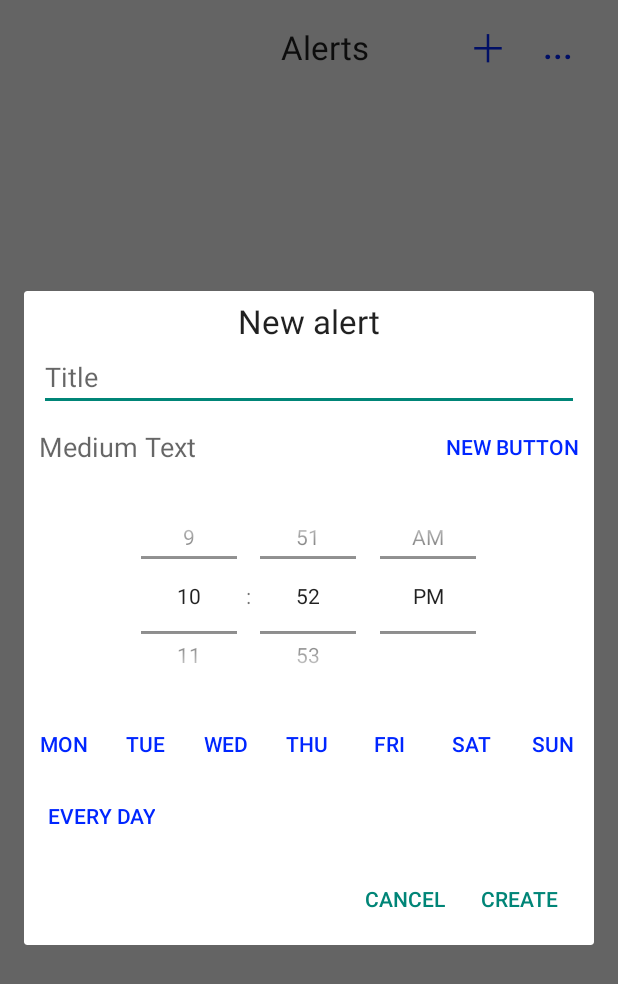
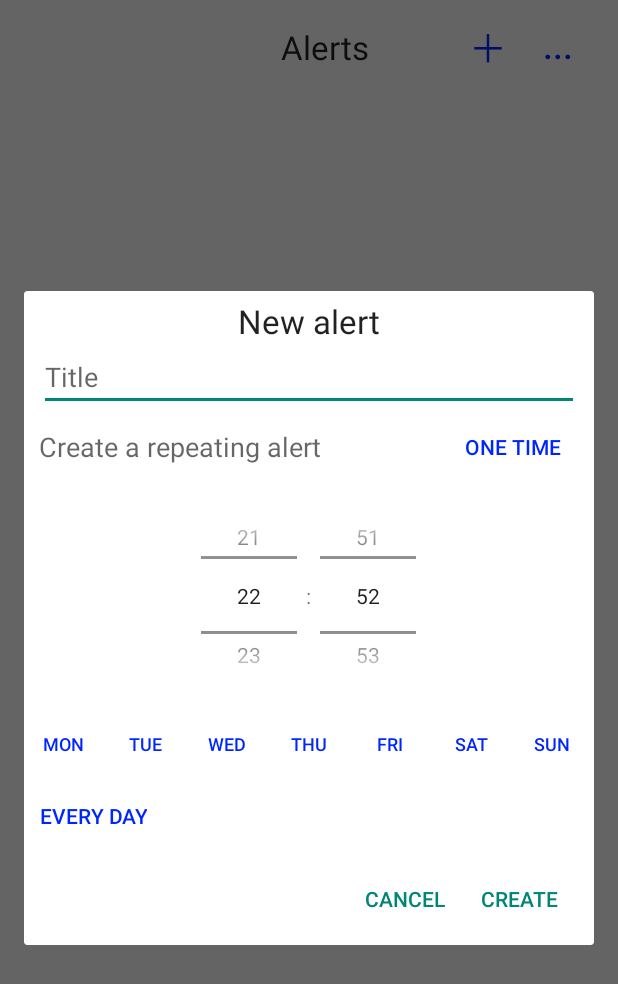
Before and after one commit to jonisuh/BeaconAlerterAndroid, an Android app: the screen it shows after launch (MainActivity), after a tap on an icon or button, on a phone screen of 412 x 824 dp. Shown: the top 984 px of the screen. Run offline under Robolectric (Android 15) with nearby library versions, the phone set to English and light mode, and no system bars.

Commit message:
Changes to new alert UI and started working on Content Provider and SQLite

```diff
--- a/app/src/main/java/com/example/joni/beaconalerterandroid/CreateAlertDialog.java
+++ b/app/src/main/java/com/example/joni/beaconalerterandroid/CreateAlertDialog.java
@@ -5,6 +5,7 @@ import android.app.Dialog;
 import android.app.DialogFragment;
 import android.content.DialogInterface;
 import android.content.Intent;
+import android.graphics.Color;
 import android.os.Bundle;
 import android.util.Log;
 import android.view.LayoutInflater;
@@ -20,14 +21,19 @@ import android.widget.TimePicker;
 
 import com.example.joni.beaconalerterandroid.jsonentities.Alert;
 
+import java.util.HashMap;
+
 /**
  * Created by Joni on 25.2.2017.
  */
-public class CreateAlertDialog extends DialogFragment {
+public class CreateAlertDialog extends DialogFragment implements View.OnClickListener{
     private String alertID;
     private Alert alert;
 
     private View dialogview;
+
+    //Determines which view is shown
+    private boolean showRepeating;
 
     //Used by both alert types
     private TextView titleText;
@@ -39,6 +45,7 @@ public class CreateAlertDialog extends DialogFragment {
     private RelativeLayout repeatingView;
     private TimePicker repeatingTimePicker;
     private Button[] dayButtons;
+    private HashMap<Integer, Boolean> selectedButtons;
     private Button everyDayButton;
 
     //Used by one time alert
@@ -68,15 +75,70 @@ public class CreateAlertDialog extends DialogFragment {
         LayoutInflater li = LayoutInflater.from(getActivity());
         dialogview = li.inflate(R.layout.new_alert_dialog, null);
 
-        if(!getArguments().isEmpty() && getArguments().getString("alertID") != null){
-            alertID = getArguments().getString("userID");
+        if(getArguments() != null && getArguments().getString("alertID") != null){
+            alertID = getArguments().getString("alertID");
         }else{
-            Log.d("CreateAlertDialog", getArguments().getString("alertID"));
+            //Log.d("CreateAlertDialog", getArguments().getString("alertID"));
         }
     }
 
     @Override
     public Dialog onCreateDialog(Bundle savedInstanceState) {
+
+        titleText = (TextView) dialogview.findViewById(R.id.titleText);
+        alertTitleField = (EditText) dialogview.findViewById(R.id.alertTitleField);
+        showAlertTypeText = (TextView) dialogview.findViewById(R.id.showAlertTypeText);
+
+        changeAlertTypeButton = (Button) dialogview.findViewById(R.id.changeAlertTypeButton);
+        changeAlertTypeButton.setOnClickListener(new View.OnClickListener() {
+            @Override
+            public void onClick(View v) {
+                showRepeating = !showRepeating;
+                changeAlertModeView();
+            }
+        });
+        repeatingView = (RelativeLayout) dialogview.findViewById(R.id.repeatingView);
+        repeatingTimePicker = (TimePicker) dialogview.findViewById(R.id.repeatingTimePicker);
+
+        dayButtons = new Button[7];
+        selectedButtons = new HashMap<>();
+        for(int i = 0; i<=6; i++){
+            String buttonId = "dayButton" + i;
+            int id = getResources().getIdentifier(buttonId,"id",dialogview.getContext().getPackageName());
+
+            selectedButtons.put(id,false);
+
+            Button dayBtn = (Button) dialogview.findViewById(id);
+            dayButtons[i] = dayBtn;
+            dayBtn.setOnClickListener(this);
+        }
+
+
+        everyDayButton = (Button) dialogview.findViewById(R.id.everyDayButton);
+        everyDayButton.setOnClickListener(new View.OnClickListener() {
+            @Override
+            public void onClick(View v) {
+                for(int i = 0; i<=6; i++){
+                    setButtonSelected(dayButtons[i]);
+                }
+            }
+        });
+
+        nonRepeatingView = (LinearLayout) dialogview.findViewById(R.id.nonRepeatingView);
+        nonRepeatingTimePicker = (TimePicker) dialogview.findViewById(R.id.nonRepeatingTimePicker);
+        nonRepeatingDatePicker = (DatePicker) dialogview.findViewById(R.id.nonRepeatingDatePicker);
+
+        //TODO: Set up alert based on settings and alert id here
+        //TODO: Need to do initial config if alert exists
+        if(alertID != null){
+            Log.d("CreateAlertDialog", "Alert found");
+        }else{
+            Log.d("CreateAlertDialog", "No alert found, creating new");
+            showRepeating = true;
+            nonRepeatingTimePicker.setIs24HourView(true);
+            repeatingTimePicker.setIs24HourView(true);
+        }
+        changeAlertModeView();
 
         //Builds the alert object
         AlertDialog.Builder alertDialogBuilder = new AlertDialog.Builder(getActivity());
@@ -92,7 +154,7 @@ public class CreateAlertDialog extends DialogFragment {
                 .setPositiveButton("Create",
                         new DialogInterface.OnClickListener() {
                             public void onClick(DialogInterface dialog, int id) {
-                               //Add alert creation
+                               //TODO: Add alert creation
                             }
                         });
 
@@ -100,8 +162,54 @@ public class CreateAlertDialog extends DialogFragment {
         return alertDialogBuilder.create();
     }
 
+    private void changeAlertModeView(){
+        if(this.showRepeating){
+            showAlertTypeText.setText("Create a repeating alert");
+            changeAlertTypeButton.setText("One time");
+            repeatingView.setVisibility(View.VISIBLE);
+            nonRepeatingView.setVisibility(View.GONE);
+        }else{
+            showAlertTypeText.setText("Create a one time alert");
+            changeAlertTypeButton.setText("Repeating");
+            repeatingView.setVisibility(View.GONE);
+            nonRepeatingView.setVisibility(View.VISIBLE);
+        }
+    }
+
+    private void updateCreateButtonState(){
+
+    }
+
     @Override
     public View onCreateView(LayoutInflater inflater, ViewGroup container, Bundle savedInstanceState) {
         return null;
     }
+
+    @Override
+    public void onClick(View v) {
+        Log.d("CreateAlertDialog",""+v.getId());
+
+        if(selectedButtons.get(v.getId())){
+
+            setButtonUnselected(v);
+        }else{
+            setButtonSelected(v);
+        }
+    }
+
+    private void setButtonSelected(View v){
+        selectedButtons.put(v.getId(), true);
+
+        Button clickedButton = (Button) v;
+        clickedButton.setBackgroundColor(Color.parseColor("#0026ff"));
+        clickedButton.setTextColor(Color.WHITE);
+    }
+
+    private void setButtonUnselected(View v){
+        selectedButtons.put(v.getId(), false);
+
+        Button clickedButton = (Button) v;
+        clickedButton.setBackgroundColor(Color.WHITE);
+        clickedButton.setTextColor(Color.parseColor("#0026ff"));
+    }
 }
--- a/app/src/main/java/com/example/joni/beaconalerterandroid/MainActivity.java
+++ b/app/src/main/java/com/example/joni/beaconalerterandroid/MainActivity.java
@@ -20,7 +20,6 @@ public class MainActivity extends AppCompatActivity {
     protected void onCreate(Bundle savedInstanceState) {
         super.onCreate(savedInstanceState);
         setContentView(R.layout.activity_alerts);
-
 
         moreOptionsButton = (Button) findViewById(R.id.moreActionsButton);
         moreOptionsButton.setOnClickListener(new View.OnClickListener() {
--- a/app/src/main/res/layout/new_alert_dialog.xml
+++ b/app/src/main/res/layout/new_alert_dialog.xml
@@ -14,17 +14,18 @@
             android:layout_height="wrap_content"
             android:textAppearance="?android:attr/textAppearanceLarge"
             android:text="New alert"
-            android:id="@+id/newAlertDialogTitle"
+            android:id="@+id/titleText"
             android:layout_gravity="center_horizontal"
             android:layout_marginTop="5dp" />
 
         <EditText
             android:layout_width="match_parent"
             android:layout_height="wrap_content"
-            android:id="@+id/editText"
+            android:id="@+id/alertTitleField"
             android:hint="Title"
             android:layout_marginLeft="10dp"
-            android:layout_marginRight="10dp" />
+            android:layout_marginRight="10dp"
+            android:maxLines="1"/>
 
         <RelativeLayout
             android:layout_width="match_parent"
@@ -35,7 +36,7 @@
                 android:layout_height="wrap_content"
                 android:textAppearance="?android:attr/textAppearanceMedium"
                 android:text="Medium Text"
-                android:id="@+id/textView14"
+                android:id="@+id/showAlertTypeText"
                 android:layout_centerVertical="true"
                 android:layout_alignParentStart="true"
                 android:layout_marginLeft="10dp" />
@@ -44,7 +45,7 @@
                 android:layout_width="wrap_content"
                 android:layout_height="wrap_content"
                 android:text="New Button"
-                android:id="@+id/button10"
+                android:id="@+id/changeAlertTypeButton"
                 android:layout_alignParentTop="true"
                 android:layout_alignParentEnd="true"
                 android:textColor="#0026ff"
@@ -62,7 +63,7 @@
             <TimePicker
                 android:layout_width="match_parent"
                 android:layout_height="150dp"
-                android:id="@+id/timePicker"
+                android:id="@+id/repeatingTimePicker"
                 android:layout_gravity="center_horizontal"
                 android:timePickerMode="spinner" />
 
@@ -70,86 +71,93 @@
                 android:orientation="horizontal"
                 android:layout_width="match_parent"
                 android:layout_height="wrap_content"
-                android:layout_below="@+id/timePicker"
+                android:layout_below="@+id/repeatingTimePicker"
                 android:layout_alignParentStart="true"
                 android:id="@+id/linearLayout">
 
                 <Button
-                    style="?android:attr/buttonStyleSmall"
+                    style="?android:attr/borderlessButtonStyle"
                     android:layout_width="wrap_content"
                     android:layout_height="wrap_content"
                     android:text="MON"
-                    android:id="@+id/button2"
-                    android:textSize="14dp"
+                    android:id="@+id/dayButton0"
+                    android:textSize="12dp"
                     android:textColor="#0026ff"
                     android:background="?android:attr/selectableItemBackground"
-                    android:layout_weight="8" />
+                    android:layout_weight="6"
+                    android:layout_marginRight="2dp" />
 
                 <Button
-                    style="?android:attr/buttonStyleSmall"
+                    style="?android:attr/borderlessButtonStyle"
                     android:layout_width="wrap_content"
                     android:layout_height="wrap_content"
                     android:text="TUE"
-                    android:id="@+id/button3"
-                    android:textSize="14dp"
+                    android:id="@+id/dayButton1"
+                    android:textSize="12dp"
                     android:textColor="#0026ff"
                     android:background="?android:attr/selectableItemBackground"
-                    android:layout_weight="8" />
+                    android:layout_weight="6"
+                    android:layout_marginRight="2dp" />
 
                 <Button
-                    style="?android:attr/buttonStyleSmall"
+                    style="?android:attr/borderlessButtonStyle"
                     android:layout_width="wrap_content"
                     android:layout_height="wrap_content"
                     android:text="WED"
-                    android:id="@+id/button4"
-                    android:textSize="14dp"
+                    android:id="@+id/dayButton2"
+                    android:textSize="12dp"
                     android:textColor="#0026ff"
                     android:background="?android:attr/selectableItemBackground"
-                    android:layout_weight="8" />
+                    android:layout_weight="6"
+                    android:layout_marginRight="2dp" />
 
                 <Button
-                    style="?android:attr/buttonStyleSmall"
+                    style="?android:attr/borderlessButtonStyle"
                     android:layout_width="wrap_content"
                     android:layout_height="wrap_content"
                     android:text="THU"
-                    android:id="@+id/button5"
-                    android:textSize="14dp"
+                    android:id="@+id/dayButton3"
+                    android:textSize="12dp"
                     android:textColor="#0026ff"
                     android:background="?android:attr/selectableItemBackground"
-                    android:layout_weight="8" />
+                    android:layout_weight="6"
+                    android:layout_marginRight="2dp" />
 
                 <Button
-                    style="?android:attr/buttonStyleSmall"
+                    style="?android:attr/borderlessButtonStyle"
                     android:layout_width="wrap_content"
                     android:layout_height="wrap_content"
                     android:text="FRI"
-                    android:id="@+id/button6"
-                    android:textSize="14dp"
+                    android:id="@+id/dayButton4"
+                    android:textSize="12dp"
                     android:textColor="#0026ff"
                     android:background="?android:attr/selectableItemBackground"
-                    android:layout_weight="8" />
+                    android:layout_weight="6"
+                    android:layout_marginRight="2dp" />
 
                 <Button
-                    style="?android:attr/buttonStyleSmall"
+                    style="?android:attr/borderlessButtonStyle"
                     android:layout_width="wrap_content"
                     android:layout_height="wrap_content"
                     android:text="SAT"
-                    android:id="@+id/button7"
-                    android:textSize="14dp"
+                    android:id="@+id/dayButton5"
+                    android:textSize="12dp"
                     android:textColor="#0026ff"
                     android:background="?android:attr/selectableItemBackground"
-                    android:layout_weight="8" />
+                    android:layout_weight="6"
+                    android:layout_marginRight="2dp" />
 
                 <Button
-                    style="?android:attr/buttonStyleSmall"
+                    style="?android:attr/borderlessButtonStyle"
                     android:layout_width="wrap_content"
                     android:layout_height="wrap_content"
                     android:text="SUN"
-                    android:id="@+id/button8"
-                    android:textSize="14dp"
+                    android:id="@+id/dayButton6"
+                    android:textSize="12dp"
                     android:textColor="#0026ff"
                     android:background="?android:attr/selectableItemBackground"
-                    android:layout_weight="8" />
+                    android:layout_weight="6"
+                    android:layout_marginRight="2dp" />
             </LinearLayout>
 
             <Button
@@ -157,12 +165,12 @@
                 android:layout_width="wrap_content"
                 android:layout_height="wrap_content"
                 android:text="Every day"
-                android:id="@+id/button9"
+                android:id="@+id/everyDayButton"
                 android:layout_below="@+id/linearLayout"
                 android:layout_alignParentStart="true"
                 android:textColor="#0026ff"
                 android:background="?android:attr/selectableItemBackground"
-                android:layout_marginLeft="15dp" />
+                android:layout_marginLeft="10dp" />
         </RelativeLayout>
 
         <LinearLayout
@@ -179,7 +187,7 @@
                 <DatePicker
                     android:layout_width="wrap_content"
                     android:layout_height="125dp"
-                    android:id="@+id/datePicker"
+                    android:id="@+id/nonRepeatingDatePicker"
                     android:datePickerMode="spinner"
                     android:calendarViewShown="false"
                     android:layout_gravity="center_horizontal"
@@ -212,7 +220,7 @@
                 <TimePicker
                     android:layout_width="match_parent"
                     android:layout_height="125dp"
-                    android:id="@+id/timePicker2"
+                    android:id="@+id/nonRepeatingTimePicker"
                     android:layout_gravity="center_vertical"
                     android:timePickerMode="spinner"
                     android:layout_alignParentTop="true"
```
Also changed, not shown: app/src/main/java/com/example/joni/beaconalerterandroid/AlertsTable.java (added, +29 -0 lines), app/src/main/java/com/example/joni/beaconalerterandroid/DBHelper.java (added, +30 -0 lines), app/src/main/res/layout/alertlist_cell.xml (+6 -3 lines), app/src/main/res/layout/testlayout.xml (added, +13 -0 lines).
